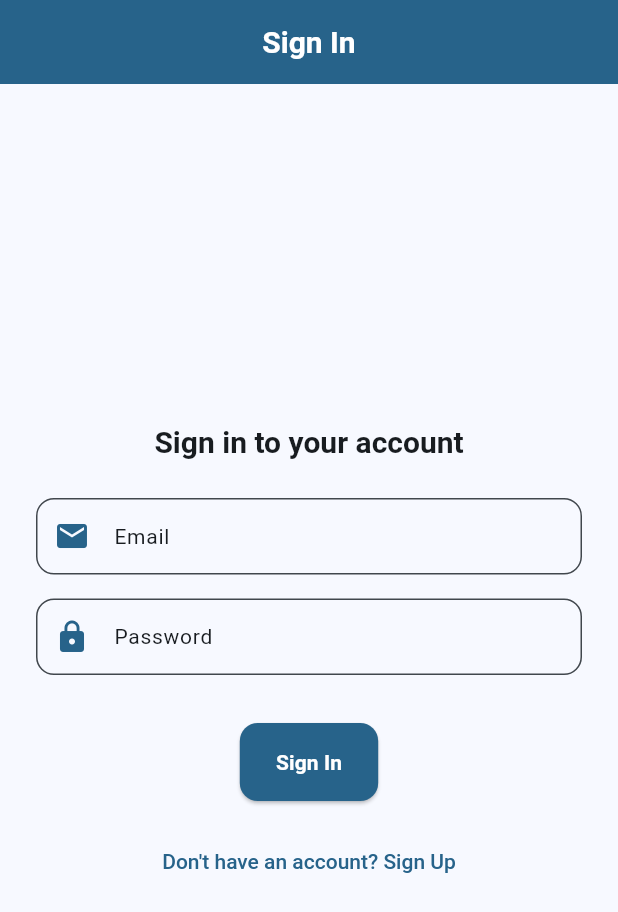
After one commit to morgan-mcnabb/timesheettracker, a Flutter app: the screen it shows after launch, on a phone screen of 412 x 824 dp. The commit adds this screen. Shown: the top 912 px of the screen. Run offline on Flutter 3.47's test engine with Material 3 defaults, Android fonts, the phone set to English and light mode, and no system bars; our stand-ins replace flutter_dotenv, supabase_flutter; accounts and stored records are empty.

Commit message:
auth working

```diff
--- a/lib/main.dart
+++ b/lib/main.dart
@@ -9,8 +9,12 @@ import 'pages/add_time_entry_page.dart';
 import 'pages/project_list_page.dart';
 import 'pages/dashboard_tab.dart';
 import 'pages/entries_page.dart';
+import 'pages/auth_page.dart';
+import 'services/auth_service.dart';
 
 void main() async {
+  WidgetsFlutterBinding.ensureInitialized();
+
   const supabaseUrl = '{{Supabase_url}}';
   const supabaseAnonKey = '{{Supabase_anon_key}}';
 
@@ -43,16 +47,37 @@ void main() async {
   );
 }
 
-class MyApp extends StatelessWidget {
+class MyApp extends StatefulWidget {
   const MyApp({super.key});
 
+  @override
+  State<MyApp> createState() => _MyAppState();
+}
+
+class _MyAppState extends State<MyApp> {
+  User? _currentUser;
+
+  @override
+  void initState() {
+    super.initState();
+
+    _currentUser = Supabase.instance.client.auth.currentUser;
+
+    Supabase.instance.client.auth.onAuthStateChange.listen((data) {
+      setState(() {
+        _currentUser = data.session?.user;
+      });
+    });
+  }
   @override
     Widget build(BuildContext context) {
       return MaterialApp(
         title: 'Timesheet Tracker',
         debugShowCheckedModeBanner: false,
         theme: appTheme(),
-      home: const MainNavigation(),
+        home: _currentUser == null
+              ? const AuthPage()
+              : const MainNavigation(),
       );
     }
 }
@@ -61,16 +86,14 @@ class MainNavigation extends StatefulWidget {
   const MainNavigation({super.key});
 
   @override
-  _MainNavigationState createState() => _MainNavigationState();
+  MainNavigationState createState() => MainNavigationState();
 }
 
-class _MainNavigationState extends State<MainNavigation> {
+class MainNavigationState extends State<MainNavigation> {
   int _currentIndex = 0;
 
   @override
   Widget build(BuildContext context) {
-    final timesheet = Provider.of<TimesheetModel>(context);
-
     final List<Widget> pages = [
       const DashboardTab(),
       const ProjectListPage(),
@@ -138,12 +161,32 @@ class SettingsPage extends StatelessWidget {
         title: const Text('Settings'),
       ),
       body: Center(
-        child: Text(
+        child: Column(
+          mainAxisAlignment: MainAxisAlignment.center,
+          children: [
+            Text(
               'Settings Page',
               style: textTheme.headlineMedium?.copyWith(
                 color: colorScheme.onSurfaceVariant,
               ),
             ),
+            const SizedBox(height: 24),
+            ElevatedButton(
+              onPressed: () async {
+                // Sign out via our AuthService
+                await AuthService.signOut();
+                // Once signed out, the onAuthStateChange subscription
+                // in _MyAppState will set _currentUser to null,
+                // which sends the user back to AuthPage.
+              },
+              style: ElevatedButton.styleFrom(
+                backgroundColor: Colors.red,
+                foregroundColor: Colors.white,
+              ),
+              child: const Text('Sign Out'),
+            ),
+          ],
+        ),
       ),
     );
   }
--- a/lib/models/time_entry.dart
+++ b/lib/models/time_entry.dart
@@ -73,7 +73,7 @@ class TimeEntry {
     return {
       'start_time': startDateTime.toIso8601String(),
       'end_time': endDateTime.toIso8601String(),
-      'project_id': project?.id,
+      'project_id': project.id,
       'rate': rate,
       'project_name': projectName,
     };
@@ -83,5 +83,5 @@ class TimeEntry {
     return endTime.difference(startTime).inSeconds / 3600.0;
   }
 
-  double get totalEarnings => billableHours * (rate ?? 0);
+  double get totalEarnings => billableHours * rate;
 }
--- a/lib/models/timesheet_model.dart
+++ b/lib/models/timesheet_model.dart
@@ -145,7 +145,7 @@ class TimesheetModel extends ChangeNotifier {
     {
       return;
     }
-    final clockOutTime;
+    final DateTime? clockOutTime;
 
     if(_isPaused && _pauseTime != null) {
       clockOutTime = _pauseTime;
@@ -163,7 +163,7 @@ class TimesheetModel extends ChangeNotifier {
       date:
           DateTime(_clockInTime!.year, _clockInTime!.month, _clockInTime!.day),
       startTime: _clockInTime!,
-      endTime: clockOutTime,
+      endTime: clockOutTime!,
       project: _currentProject!,
       rate: _currentProject!.hourlyRate,
       projectName: _currentProject!.name,
--- a/lib/pages/add_time_entry_page.dart
+++ b/lib/pages/add_time_entry_page.dart
@@ -150,7 +150,6 @@ class _AddTimeEntryPageState extends State<AddTimeEntryPage> {
     final timesheet = Provider.of<TimesheetModel>(context);
     final List<Project> projects = timesheet.projects;
     final colorScheme = Theme.of(context).colorScheme;
-    final textTheme = Theme.of(context).textTheme;
 
     return Scaffold(
       appBar: AppBar(
--- /dev/null
+++ b/lib/pages/auth_page.dart
@@ -0,0 +1,126 @@
+// lib/pages/auth_page.dart
+
+import 'package:flutter/material.dart';
+import '../services/auth_service.dart';
+
+class AuthPage extends StatefulWidget {
+  const AuthPage({super.key});
+
+  @override
+  State<AuthPage> createState() => _AuthPageState();
+}
+
+class _AuthPageState extends State<AuthPage> {
+  bool _isSignUp = false;
+  final _emailController = TextEditingController();
+  final _passwordController = TextEditingController();
+
+  bool _isLoading = false;
+  String? _errorMessage;
+
+  Future<void> _handleSubmit() async {
+    setState(() {
+      _isLoading = true;
+      _errorMessage = null;
+    });
+
+    final email = _emailController.text.trim();
+    final password = _passwordController.text.trim();
+
+    try {
+      if (_isSignUp) {
+        await AuthService.signUp(email: email, password: password);
+      } else {
+        await AuthService.signIn(email: email, password: password);
+      }
+      // Once signed in/signed up successfully, the `main.dart` auth listener
+      // will detect the user change and navigate accordingly.
+    } catch (e) {
+      setState(() {
+        _errorMessage = e.toString();
+      });
+    } finally {
+      setState(() {
+        _isLoading = false;
+      });
+    }
+  }
+
+  @override
+  Widget build(BuildContext context) {
+    final colorScheme = Theme.of(context).colorScheme;
+    final textTheme = Theme.of(context).textTheme;
+
+    return Scaffold(
+      appBar: AppBar(title: Text(_isSignUp ? 'Sign Up' : 'Sign In')),
+      body: Center(
+        child: SingleChildScrollView(
+          padding: const EdgeInsets.all(24.0),
+          child: SizedBox(
+            width: 400, // For web, or adapt as needed
+            child: Column(
+              children: [
+                Text(
+                  _isSignUp
+                      ? 'Create a new account'
+                      : 'Sign in to your account',
+                  style: textTheme.headlineMedium,
+                ),
+                const SizedBox(height: 24),
+                TextField(
+                  controller: _emailController,
+                  decoration: InputDecoration(
+                    labelText: 'Email',
+                    prefixIcon: Icon(Icons.email, color: colorScheme.primary),
+                  ),
+                ),
+                const SizedBox(height: 16),
+                TextField(
+                  controller: _passwordController,
+                  obscureText: true,
+                  decoration: InputDecoration(
+                    labelText: 'Password',
+                    prefixIcon: Icon(Icons.lock, color: colorScheme.primary),
+                  ),
+                ),
+                const SizedBox(height: 16),
+                if (_errorMessage != null)
+                  Text(
+                    _errorMessage!,
+                    style: const TextStyle(color: Colors.red),
+                  ),
+                const SizedBox(height: 16),
+                ElevatedButton(
+                  onPressed: _isLoading ? null : _handleSubmit,
+                  child: _isLoading
+                      ? const SizedBox(
+                          width: 24,
+                          height: 24,
+                          child: CircularProgressIndicator(
+                            strokeWidth: 2,
+                            color: Colors.white,
+                          ),
+                        )
+                      : Text(_isSignUp ? 'Sign Up' : 'Sign In'),
+                ),
+                const SizedBox(height: 16),
+                TextButton(
+                  onPressed: () {
+                    setState(() {
+                      _isSignUp = !_isSignUp;
+                    });
+                  },
+                  child: Text(
+                    _isSignUp
+                        ? 'Already have an account? Sign In'
+                        : 'Don\'t have an account? Sign Up',
+                  ),
+                ),
+              ],
+            ),
+          ),
+        ),
+      ),
+    );
+  }
+}
--- a/lib/pages/dashboard_tab.dart
+++ b/lib/pages/dashboard_tab.dart
@@ -1,5 +1,4 @@
 import 'package:flutter/material.dart';
-import 'package:timesheettracker/models/time_entry.dart';
 import 'summary_tab.dart';
 import 'recent_entries_tab.dart';
 import 'package:provider/provider.dart';
--- /dev/null
+++ b/lib/services/auth_service.dart
@@ -0,0 +1,56 @@
+import 'package:supabase_flutter/supabase_flutter.dart';
+
+class AuthService {
+  static final SupabaseClient _client = Supabase.instance.client;
+
+  /// Sign up a new user with email and password.
+  static Future<void> signUp({
+    required String email,
+    required String password,
+  }) async {
+      final response = await _client.auth.signUp(
+        email: email,
+        password: password,
+      );
+
+    if (response.user == null) {
+      throw Exception("There was a problem signing in.");
+    }
+  }
+
+  /// Sign in existing user with email and password.
+  static Future<void> signIn({
+    required String email,
+    required String password,
+  }) async {
+    final response = await _client.auth.signInWithPassword(
+      email: email,
+      password: password,
+    );
+
+    if (response.user == null || response.session == null) {
+      throw Exception("There was a problem signing in.");
+    }
+  }
+
+  /// Sign out the currently logged-in user.
+  static Future<void> signOut() async {
+    await _client.auth.signOut();
+  }
+
+  /// Return the currently logged-in user (or null if none).
+  static User? get _currentUser {
+    return _client.auth.currentUser;
+  }
+
+  static User getCurrentUser() {
+    final user = _currentUser;
+    if (user == null) {
+      throw Exception('No authenticated user found.');
+    }
+    return user;
+  }
+
+  /// Stream that notifies when authentication state changes.
+  static Stream<AuthState> get authStateChanges => _client.auth.onAuthStateChange;
+}
```
Also changed, not shown: lib/pages/projects_overview_tab.dart (+6 -7 lines), lib/services/project_service.dart (+14 -1 lines), lib/services/time_entry_service.dart (+11 -4 lines). Lines whose indentation alone changed are shown as unchanged.
